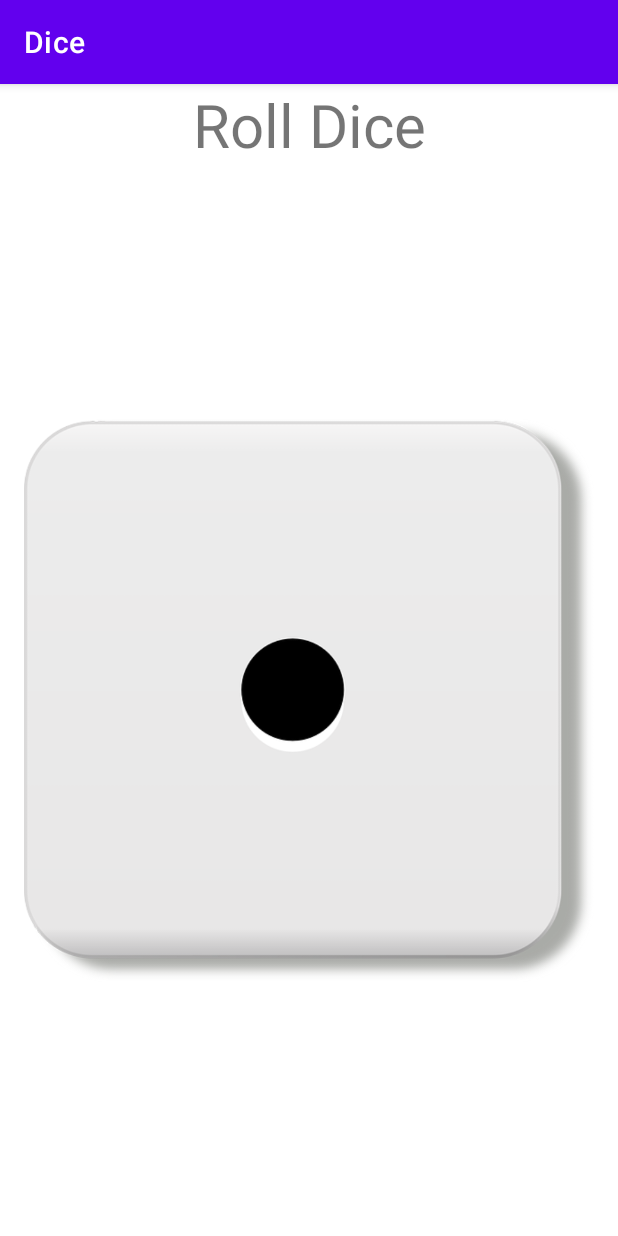
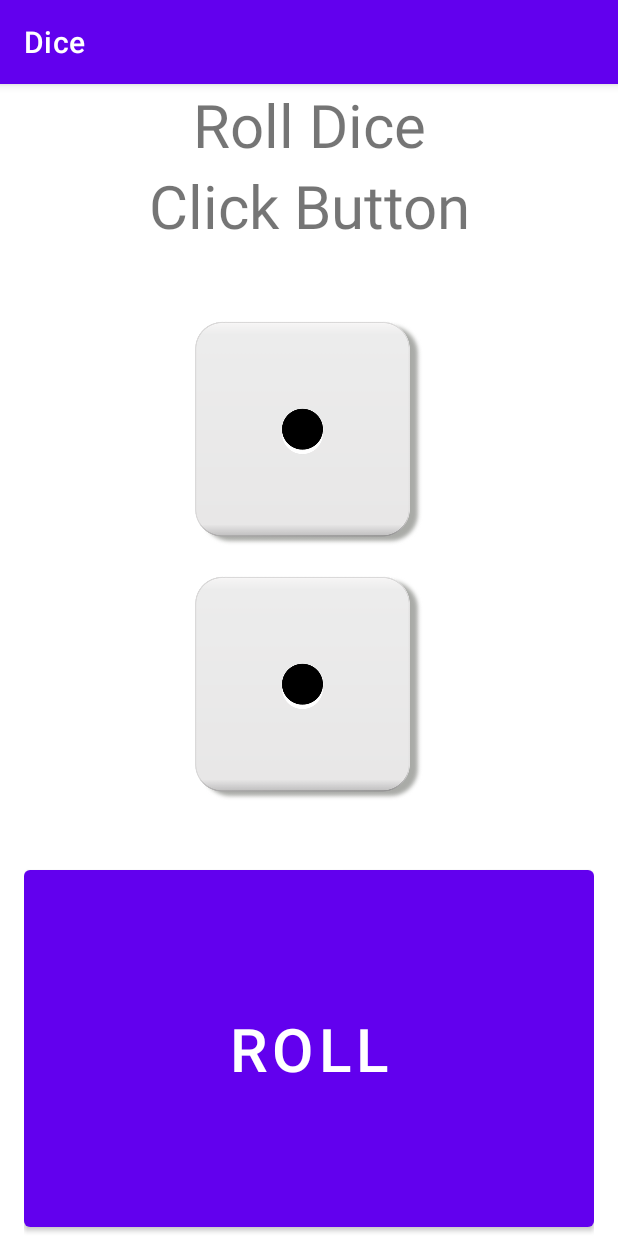
Before and after one commit to AlexIll/Dice, an Android app: the screen it shows after launch (MainActivity), on a phone screen of 412 x 824 dp. Run offline under Robolectric (Android 15) with nearby library versions, the phone set to English and light mode, and no system bars.

Commit message:
added second dice

```diff
--- a/app/src/main/res/layout/activity_main.xml
+++ b/app/src/main/res/layout/activity_main.xml
@@ -21,17 +21,45 @@
             android:gravity="center_horizontal"
             android:text="Roll Dice"
             android:textSize="40sp" />
+        <TextView
+            android:id="@+id/diceText2"
+            android:layout_width="fill_parent"
+            android:layout_height="wrap_content"
+            android:gravity="center_horizontal"
+            android:text="Click Button"
+            android:textSize="40sp" />
 
         <ImageView
             android:id="@+id/image_view_dice"
             android:layout_width="fill_parent"
-            android:layout_height="fill_parent"
+            android:layout_height="150dp"
+            android:layout_marginTop="50dp"
             android:src="@drawable/dice1"
             app:layout_constraintBottom_toBottomOf="parent"
             app:layout_constraintLeft_toLeftOf="parent"
             app:layout_constraintRight_toRightOf="parent"
             app:layout_constraintTop_toTopOf="parent" />
 
+        <ImageView
+            android:id="@+id/image_view_dice2"
+            android:layout_width="fill_parent"
+            android:layout_height="150dp"
+            android:layout_marginTop="20dp"
+            android:src="@drawable/dice1"
+            app:layout_constraintBottom_toBottomOf="parent"
+            app:layout_constraintLeft_toLeftOf="parent"
+            app:layout_constraintRight_toRightOf="parent"
+            app:layout_constraintTop_toTopOf="parent" />
+
+        <Button
+            android:id="@+id/buttonRoll"
+            android:layout_width="match_parent"
+            android:layout_height="match_parent"
+            android:layout_marginTop="40dp"
+            android:text="Roll"
+            android:textSize="40sp">
+
+        </Button>
     </LinearLayout>
 
 
```
Also changed, not shown: app/src/main/java/com/example/dice/MainActivity.java (+35 -3 lines).
